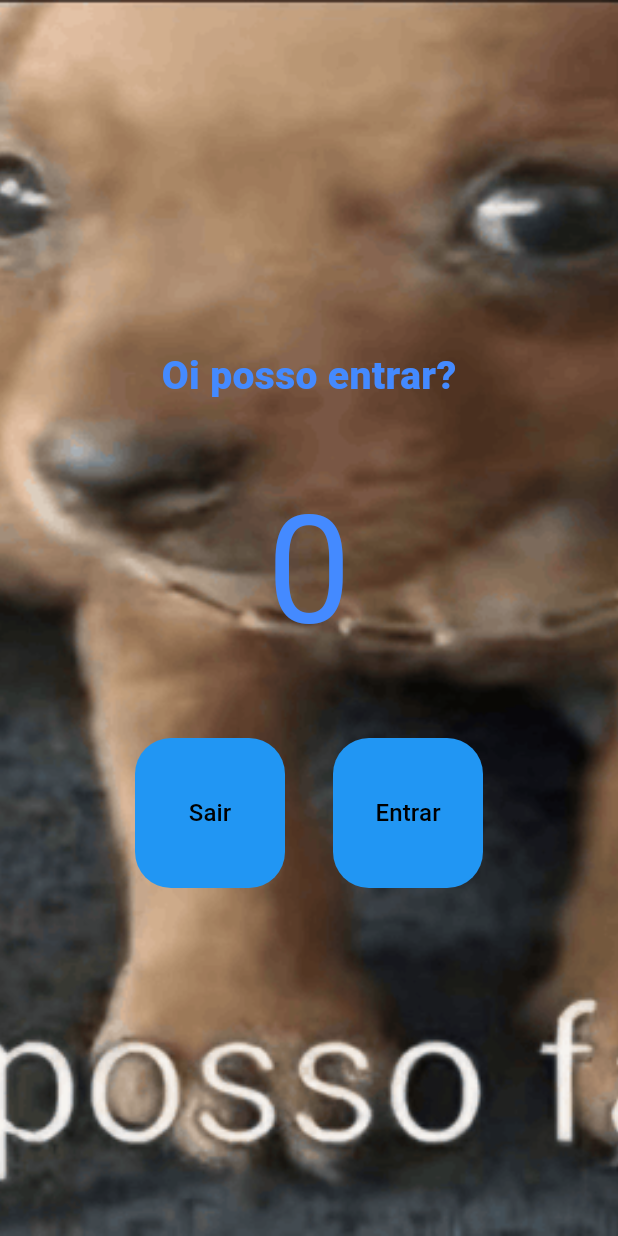
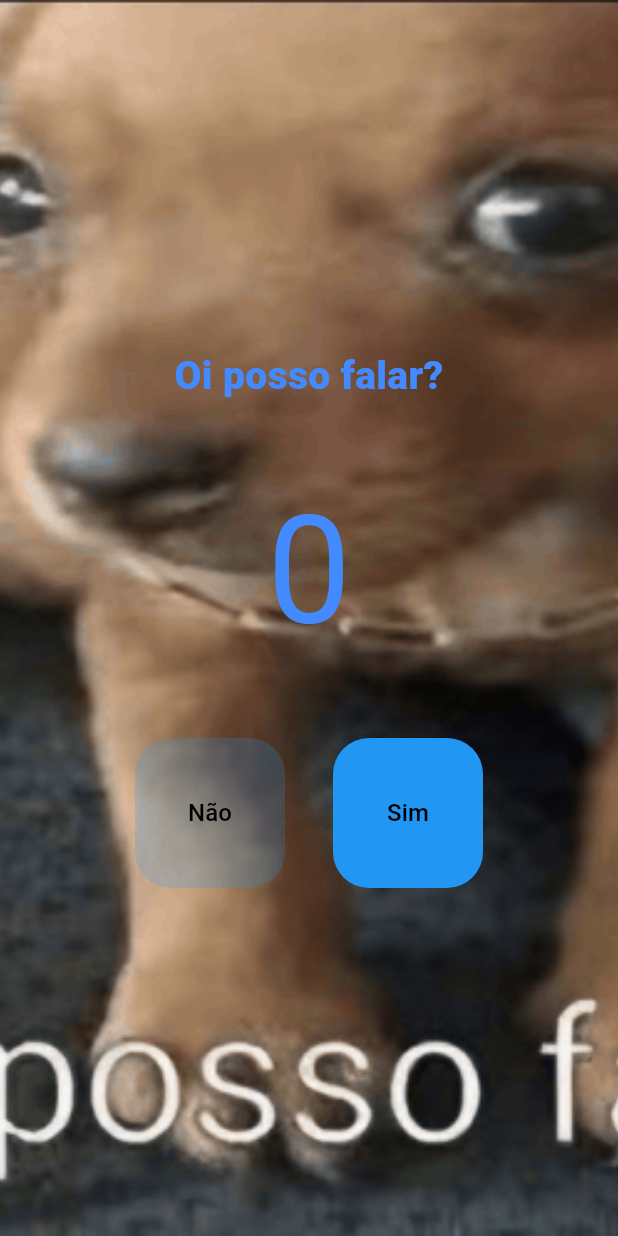
Before and after one commit to JoaoP-T-HenryR-V/contador_pessoa_flutter, a Flutter app: the screen it shows after launch, on a phone screen of 412 x 824 dp. Run offline on Flutter 3.47's test engine with Material 3 defaults, Android fonts, the phone set to English and light mode, and no system bars.

Commit message:
Finalizando o projeto

```diff
--- a/lib/main.dart
+++ b/lib/main.dart
@@ -1,4 +1,3 @@
-
 import 'package:flutter/material.dart';
 
 void main() {
@@ -40,6 +39,9 @@ class _HomePageState extends State<HomePage> {
     });
   }
 
+  bool get isEmpty => contador == 0;
+  bool get isFull => contador == 10;
+
   @override
   Widget build(BuildContext context) {
     return Scaffold(
@@ -53,22 +55,21 @@ class _HomePageState extends State<HomePage> {
         child: Column(
           mainAxisAlignment: MainAxisAlignment.center,
           children: [
-            const Text(
-              "Oi posso entrar?",
+            Text(
+              isFull ? "Falou demais" : "Oi posso falar?",
               style: TextStyle(
                 fontSize: 26,
-                color: Colors.blueAccent,
+                color: isFull ? Colors.red : Colors.blueAccent,
                 fontWeight: FontWeight.w900,
               ),
             ),
-
             Padding(
               padding: const EdgeInsets.all(40),
               child: Text(
                 contador.toString(),
-                style: const TextStyle(
+                style: TextStyle(
                   fontSize: 100,
-                  color: Colors.blueAccent,
+                  color: isFull ? Colors.red : Colors.blueAccent,
                 ),
               ),
             ),
@@ -77,16 +78,16 @@ class _HomePageState extends State<HomePage> {
               mainAxisAlignment: MainAxisAlignment.center,
               children: [
                 TextButton(
-                  onPressed: decrement,
+                  onPressed: isEmpty ? null : decrement,
                   style: TextButton.styleFrom(
-                    backgroundColor: Colors.blue,
+                    backgroundColor: isEmpty ? Colors.blue.withOpacity(0.2) : Colors.blue,
                     fixedSize: const Size(100, 100),
                     shape: RoundedRectangleBorder(
                       borderRadius: BorderRadius.circular(24),
                     ),
                   ),
                   child: const Text(
-                    "Sair",
+                    "Não",
                     style: TextStyle(
                       color: Colors.black,
                       fontSize: 16,
@@ -97,16 +98,16 @@ class _HomePageState extends State<HomePage> {
                 const SizedBox(width: 32),
 
                 TextButton(
-                  onPressed: increment,
+                  onPressed:isFull ? null : increment,
                   style: TextButton.styleFrom(
-                    backgroundColor: Colors.blue,
+                    backgroundColor: isFull ? Colors.blue.withOpacity(0.2) : Colors.blue,
                     fixedSize: const Size(100, 100),
                     shape: RoundedRectangleBorder(
                       borderRadius: BorderRadius.circular(24),
                     ),
                   ),
                   child: const Text(
-                    "Entrar",
+                     "Sim",
                     style: TextStyle(
                       color: Colors.black,
                       fontSize: 16,
```
